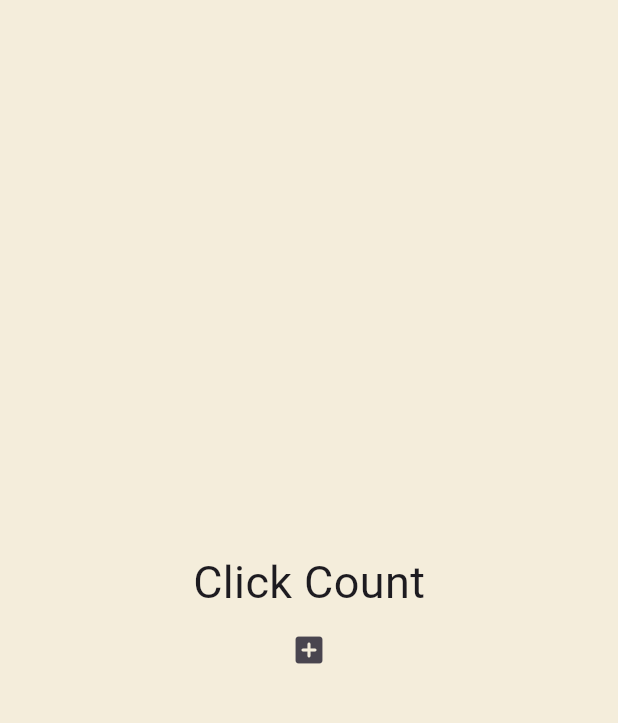
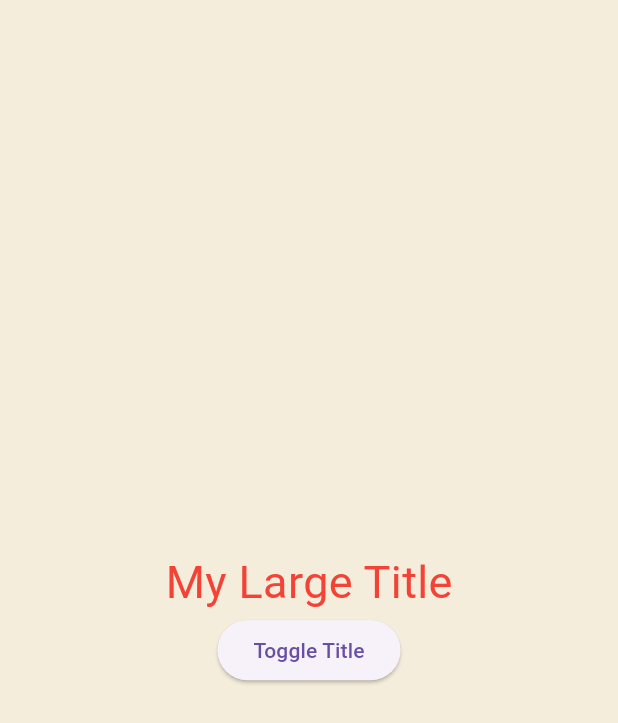
Before and after one commit to hyeon-BL/recording_study, a Flutter app: the screen it shows after launch, on a phone screen of 412 x 824 dp. Shown: the top 723 px of the screen. Run offline on Flutter 3.47's test engine with Material 3 defaults, Android fonts, the phone set to English and light mode, and no system bars.

Commit message:
BuildContext, init/build/dispose

```diff
--- a/flutter/first_project/flutter_application_2/lib/main.dart
+++ b/flutter/first_project/flutter_application_2/lib/main.dart
@@ -13,8 +13,15 @@ class MainApp extends StatefulWidget {
 }
 
 class _MainAppState extends State<MainApp> {
+  bool showTitle = true;
   // store widget data and ui state
   List<int> numbers = [];
+
+  void toggletitle() {
+    setState(() {
+      showTitle = !showTitle;
+    });
+  }
 
   void OnClick() {
     // update the state of the app
@@ -27,25 +34,22 @@ class _MainAppState extends State<MainApp> {
   @override
   Widget build(BuildContext context) {
     return MaterialApp(
+      theme: ThemeData(
+        textTheme: TextTheme(
+          titleLarge: TextStyle(color: Colors.red),
+        ),
+      ),
       home: Scaffold(
         backgroundColor: Color(0xFFF4EDDB),
         body: Center(
           child: Column(
             mainAxisAlignment: MainAxisAlignment.center,
             children: [
-              Text(
-                'Click Count',
-                style: TextStyle(fontSize: 30),
+              showTitle ? MyLargeTitle() : Text('No Title'),
+              ElevatedButton(
+                onPressed: toggletitle,
+                child: Text('Toggle Title'),
               ),
-              for (var number in numbers)
-                Text(
-                  number.toString(),
-                  style: TextStyle(fontSize: 30),
-                ),
-              IconButton(
-                  // onPressed is a function that will be called when the button is clicked
-                  onPressed: OnClick,
-                  icon: const Icon(Icons.add_box_rounded)),
             ],
           ),
         ),
@@ -53,3 +57,44 @@ class _MainAppState extends State<MainApp> {
     );
   }
 }
+
+class MyLargeTitle extends StatefulWidget {
+  // seqarate widget -> don't apply state
+  const MyLargeTitle({
+    super.key,
+  });
+
+  @override
+  State<MyLargeTitle> createState() => _MyLargeTitleState();
+}
+
+class _MyLargeTitleState extends State<MyLargeTitle> {
+  int count = 0;
+
+  // init state(initialize) -> build -> dispose(delete widget tree)
+  @override
+  void initState() {
+    // called only once
+    super.initState();
+    print('initState');
+    count = 0;
+  }
+
+  @override
+  void dispose() {
+    // dispose the resources
+    super.dispose();
+    print('dispose');
+  }
+
+  @override
+  Widget build(BuildContext context) {
+    print('build');
+    // context has the information about the parents widget
+    return Text(
+      'My Large Title',
+      style: TextStyle(
+          fontSize: 30, color: Theme.of(context).textTheme.titleLarge?.color),
+    );
+  }
+}
```
